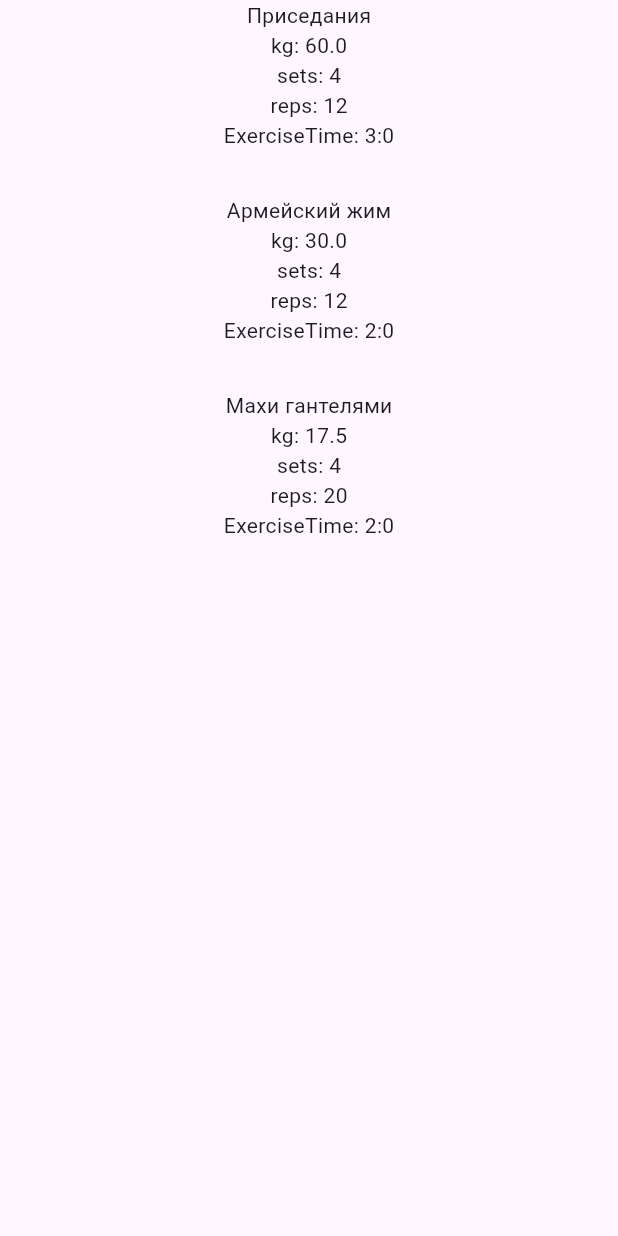
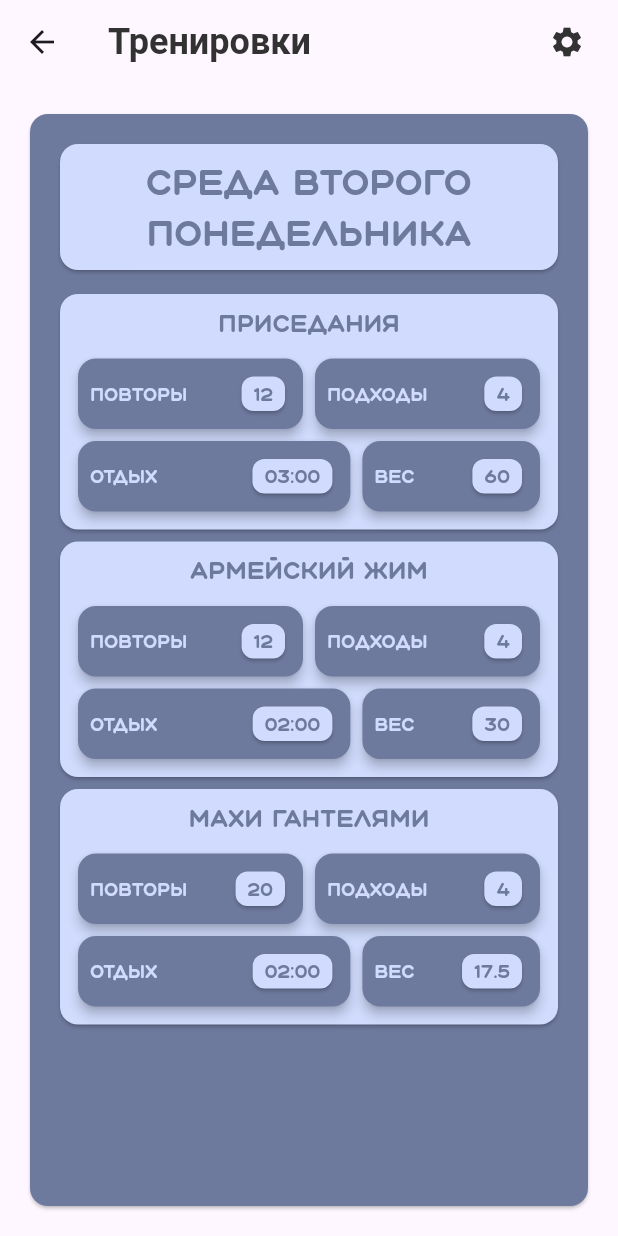
Before and after one commit to MatveyNevirets/BodyBuddies, a Flutter app: the WorkoutsJournalScreen screen opened by its route, after a tap on an icon or button, on a phone screen of 412 x 824 dp. Run offline on Flutter 3.47's test engine with Material 3 defaults, Android fonts, the phone set to English and light mode, and no system bars; our stand-ins replace bloc, equatable, flutter_bloc.

Commit message:
Created UI on current workout screen for check workouts and check journal lists

```diff
--- a/lib/bin/body_buddies.dart
+++ b/lib/bin/body_buddies.dart
@@ -22,7 +22,7 @@ import '../features/workouts/presentation/widgets/features_cards/workouts/widget
 import '../features/workouts/presentation/widgets/features_cards/workouts/widgets/workouts_menu/widgets/workout_create_entity/widgets/add_exercise/presentation/add_exercise_screen.dart';
 import '../features/workouts/presentation/widgets/features_cards/workouts/widgets/workouts_menu/widgets/workout_create_entity/widgets/add_exercise/widgets/add_your_exercise/bloc/add_your_exercise_cubit.dart';
 import '../features/workouts/presentation/widgets/features_cards/workouts/widgets/workouts_menu/widgets/workout_create_entity/widgets/add_exercise/widgets/add_your_exercise/presentation/add_your_exercise_screen.dart';
-import '../features/workouts/presentation/widgets/features_cards/workouts/widgets/workouts_menu/widgets/workout_entities/current_workout_screen.dart';
+import '../features/workouts/presentation/widgets/features_cards/workouts/widgets/workouts_menu/current_workout_screen.dart';
 
 void main() {
   runApp(BodyBuddiesApp());
--- a/lib/core/strings/strings.dart
+++ b/lib/core/strings/strings.dart
@@ -159,5 +159,7 @@ abstract class Strings {
 
   static String workouts = "Тренировок";
 
+  static String repeats = "Повторы";
+
 ///////////////////////////////
 }
--- a/lib/core/styles/styles.dart
+++ b/lib/core/styles/styles.dart
@@ -146,6 +146,21 @@ abstract class Styles {
       fontSize: 14,
       color: Colours.workout_card_background_color);
 
+  static var mini_journal_card_text2 = TextStyle(
+      fontFamily: 'AqumTwo',
+      fontSize: 14,
+      color: Colours.workoutCardForegroundColor);
+
+  static var mini_current_card_text = const TextStyle(
+      fontFamily: 'AqumTwo',
+      fontSize: 12,
+      color: Colours.workout_card_background_color);
+
+  static var mini_current_card_text2 = TextStyle(
+      fontFamily: 'AqumTwo',
+      fontSize: 12,
+      color: Colours.workoutCardForegroundColor);
+
   static double nutrition_button_elevate = 20;
 
   static var journal_foreground_text_style = TextStyle(
--- /dev/null
+++ b/lib/features/workouts/presentation/widgets/features_cards/workouts/widgets/workouts_menu/current_workout_screen.dart
@@ -0,0 +1,445 @@
+import 'package:body_buddies/core/colors/colors.dart';
+import 'package:body_buddies/core/strings/strings.dart';
+import 'package:body_buddies/core/styles/styles.dart';
+import 'package:body_buddies/features/home/presentation/widgets/body_home_data.dart';
+import 'package:body_buddies/features/workouts/presentation/widgets/features_cards/workouts/widgets/workouts_menu/run_workout/presentation/run_workout_screen.dart';
+import 'package:body_buddies/features/workouts/presentation/widgets/features_cards/workouts/widgets/workouts_menu/widgets/workout_create_entity/presentation/workout_create_screen.dart';
+import 'package:body_buddies/features/workouts/presentation/widgets/features_cards/workouts/widgets/workouts_menu/widgets/workout_entities/entity/workout_entity.dart';
+import 'package:flutter/material.dart';
+
+class WorkoutEntityScreen extends StatelessWidget {
+  const WorkoutEntityScreen({super.key});
+
+  @override
+  Widget build(BuildContext context) {
+    WorkoutEntity workoutEntity =
+        ModalRoute.of(context)!.settings.arguments as WorkoutEntity;
+
+    return Scaffold(
+      appBar: createAppBarWidget(appbarTitle: Strings.workouts_appbar),
+      body: Padding(
+        padding: const EdgeInsets.all(16),
+        child: Card(
+          color: Colours.workout_card_background_color,
+          child: Padding(
+            padding: const EdgeInsets.all(16),
+            child: Column(
+              children: [
+                Column(
+                  children: [
+                    Card(
+                      color: Colours.workoutCardForegroundColor,
+                      child: Padding(
+                        padding: const EdgeInsets.symmetric(
+                            vertical: 8, horizontal: 32),
+                        child: Text(
+                          textAlign: TextAlign.center,
+                          workoutEntity.title.toString(),
+                          style: Styles.workout_text_style_background_24,
+                        ),
+                      ),
+                    ),
+                    const SizedBox(
+                      height: 8,
+                    ),
+                  ],
+                ),
+                Expanded(
+                  child: ListView.builder(
+                      itemCount: workoutEntity.exercises.length,
+                      itemBuilder: (context, index) {
+                        if (workoutEntity.exercises[index].isExercise) {
+                          return Card(
+                            color: Colours.workoutCardForegroundColor,
+                            child: Padding(
+                              padding: const EdgeInsets.all(8.0),
+                              child: Column(
+                                children: [
+                                  Text(
+                                    truncateText(
+                                        workoutEntity.exercises[index].title,
+                                        20),
+                                    style: Styles.mini_hint_background,
+                                  ),
+                                  const SizedBox(
+                                    height: 8,
+                                  ),
+                                  buildRepsSetsFields(workoutEntity, index),
+                                  buildRestWeightFields(workoutEntity, index),
+                                ],
+                              ),
+                            ),
+                          );
+                        } else if (workoutEntity
+                            .exercises[index].isTimerExercise) {
+                          return Card(
+                            color: Colours.workoutCardForegroundColor,
+                            child: Padding(
+                              padding: const EdgeInsets.all(8.0),
+                              child: Column(
+                                children: [
+                                  Center(
+                                    child: Column(
+                                      children: [
+                                        Text(
+                                          truncateText(
+                                              workoutEntity
+                                                  .exercises[index].title,
+                                              20),
+                                          style: Styles.mini_hint_background,
+                                        ),
+                                        const SizedBox(
+                                          height: 8,
+                                        ),
+                                        buildExerciseTimeSets(
+                                            workoutEntity, index),
+                                        buildWeightRestTime(
+                                            workoutEntity, index),
+                                      ],
+                                    ),
+                                  ),
+                                ],
+                              ),
+                            ),
+                          );
+                        }
+
+                        return const CircularProgressIndicator();
+                      }),
+                ),
+              ],
+            ),
+          ),
+        ),
+      ),
+    );
+  }
+
+  Row buildExerciseTimeSets(WorkoutEntity workoutEntity, int index) {
+    return Row(
+      mainAxisAlignment: MainAxisAlignment.center,
+      children: [
+        Expanded(
+          flex: 4,
+          child: Card(
+            elevation: 3,
+            color: Colours.workout_card_background_color,
+            child: Padding(
+              padding: const EdgeInsets.all(8.0),
+              child: Row(
+                children: [
+                  Text(
+                    Strings.time,
+                    style: Styles.mini_current_card_text2,
+                  ),
+                  const Expanded(
+                    child: SizedBox(),
+                  ),
+                  Card(
+                    shape: RoundedRectangleBorder(
+                        borderRadius: BorderRadius.circular(8)),
+                    color: Colours.workoutCardForegroundColor,
+                    child: Padding(
+                      padding: const EdgeInsets.symmetric(
+                          vertical: 3, horizontal: 8),
+                      child: Text(
+                        getTime(
+                            workoutEntity.exercises[index].timerTimeMinutes *
+                                    60 +
+                                workoutEntity.exercises[index].timerTimeSeconds,
+                            needHourses: false),
+                        style: Styles.mini_current_card_text,
+                      ),
+                    ),
+                  )
+                ],
+              ),
+            ),
+          ),
+        ),
+        Expanded(
+          flex: 3,
+          child: Card(
+            elevation: 3,
+            color: Colours.workout_card_background_color,
+            child: Padding(
+              padding: const EdgeInsets.all(8.0),
+              child: Row(
+                children: [
+                  Text(
+                    Strings.sets,
+                    style: Styles.mini_current_card_text2,
+                  ),
+                  const Expanded(
+                    child: SizedBox(),
+                  ),
+                  Card(
+                    shape: RoundedRectangleBorder(
+                        borderRadius: BorderRadius.circular(8)),
+                    color: Colours.workoutCardForegroundColor,
+                    child: Padding(
+                      padding: const EdgeInsets.symmetric(
+                          vertical: 3, horizontal: 8),
+                      child: Text(
+                        workoutEntity.exercises[index].sets.toString(),
+                        style: Styles.mini_current_card_text,
+                      ),
+                    ),
+                  ),
+                ],
+              ),
+            ),
+          ),
+        ),
+      ],
+    );
+  }
+
+  Row buildWeightRestTime(WorkoutEntity workoutEntity, int index) {
+    return Row(
+      mainAxisAlignment: MainAxisAlignment.center,
+      children: [
+        Expanded(
+          flex: 3,
+          child: Card(
+            elevation: 3,
+            color: Colours.workout_card_background_color,
+            child: Padding(
+              padding: const EdgeInsets.all(8.0),
+              child: Row(
+                children: [
+                  Text(
+                    Strings.weight,
+                    style: Styles.mini_current_card_text2,
+                  ),
+                  const Expanded(
+                    child: SizedBox(),
+                  ),
+                  Card(
+                    shape: RoundedRectangleBorder(
+                        borderRadius: BorderRadius.circular(8)),
+                    color: Colours.workoutCardForegroundColor,
+                    child: Padding(
+                      padding: const EdgeInsets.symmetric(
+                          vertical: 3, horizontal: 8),
+                      child: Text(
+                        workoutEntity.exercises[index].kilograms ==
+                                workoutEntity.exercises[index].kilograms.toInt()
+                            ? workoutEntity.exercises[index].kilograms
+                                .toInt()
+                                .toString()
+                            : workoutEntity.exercises[index].kilograms
+                                .toString(),
+                        style: Styles.mini_current_card_text,
+                      ),
+                    ),
+                  )
+                ],
+              ),
+            ),
+          ),
+        ),
+        Expanded(
+          flex: 4,
+          child: Card(
+            elevation: 3,
+            color: Colours.workout_card_background_color,
+            child: Padding(
+              padding: const EdgeInsets.all(8.0),
+              child: Row(
+                children: [
+                  Text(
+                    Strings.rest,
+                    style: Styles.mini_current_card_text2,
+                  ),
+                  const Expanded(
+                    child: SizedBox(),
+                  ),
+                  Card(
+                    shape: RoundedRectangleBorder(
+                        borderRadius: BorderRadius.circular(8)),
+                    color: Colours.workoutCardForegroundColor,
+                    child: Padding(
+                      padding: const EdgeInsets.symmetric(
+                          vertical: 3, horizontal: 8),
+                      child: Text(
+                        getTime(
+                            workoutEntity.exercises[index].restTimeInMinutes *
+                                    60 +
+                                workoutEntity
+                                    .exercises[index].restTimeInSeconds,
+                            needHourses: false),
+                        style: Styles.mini_current_card_text,
+                      ),
+                    ),
+                  )
+                ],
+              ),
+            ),
+          ),
+        ),
+      ],
+    );
+  }
+
+  Row buildRestWeightFields(WorkoutEntity workoutEntity, int index) {
+    return Row(
+      mainAxisAlignment: MainAxisAlignment.center,
+      children: [
+        Expanded(
+          flex: 3,
+          child: Card(
+            elevation: 3,
+            color: Colours.workout_card_background_color,
+            child: Padding(
+              padding: const EdgeInsets.all(8.0),
+              child: Row(
+                children: [
+                  Text(
+                    Strings.rest,
+                    style: Styles.mini_current_card_text2,
+                  ),
+                  const Expanded(
+                    child: SizedBox(),
+                  ),
+                  Card(
+                    shape: RoundedRectangleBorder(
+                        borderRadius: BorderRadius.circular(8)),
+                    color: Colours.workoutCardForegroundColor,
+                    child: Padding(
+                      padding: const EdgeInsets.symmetric(
+                          vertical: 3, horizontal: 8),
+                      child: Text(
+                        getTime(
+                            workoutEntity.exercises[index].restTimeInMinutes *
+                                    60 +
+                                workoutEntity
+                                    .exercises[index].restTimeInSeconds,
+                            needHourses: false),
+                        style: Styles.mini_current_card_text,
+                      ),
+                    ),
+                  )
+                ],
+              ),
+            ),
+          ),
+        ),
+        Expanded(
+          flex: 2,
+          child: Card(
+            elevation: 3,
+            color: Colours.workout_card_background_color,
+            child: Padding(
+              padding: const EdgeInsets.all(8.0),
+              child: Row(
+                children: [
+                  Text(
+                    Strings.weight,
+                    style: Styles.mini_current_card_text2,
+                  ),
+                  const Expanded(
+                    child: SizedBox(),
+                  ),
+                  Card(
+                    shape: RoundedRectangleBorder(
+                        borderRadius: BorderRadius.circular(8)),
+                    color: Colours.workoutCardForegroundColor,
+                    child: Padding(
+                      padding: const EdgeInsets.symmetric(
+                          vertical: 3, horizontal: 8),
+                      child: Text(
+                        workoutEntity.exercises[index].kilograms ==
+                                workoutEntity.exercises[index].kilograms.toInt()
+                            ? workoutEntity.exercises[index].kilograms
+                                .toInt()
+                                .toString()
+                            : workoutEntity.exercises[index].kilograms
+                                .toString(),
+                        style: Styles.mini_current_card_text,
+                      ),
+                    ),
+                  ),
+                ],
+              ),
+            ),
+          ),
+        ),
+      ],
+    );
+  }
+
+  Row buildRepsSetsFields(WorkoutEntity workoutEntity, int index) {
+    return Row(
+      mainAxisAlignment: MainAxisAlignment.center,
+      children: [
+        Expanded(
+          child: Card(
+            elevation: 3,
+            color: Colours.workout_card_background_color,
+            child: Padding(
+              padding: const EdgeInsets.all(8.0),
+              child: Row(
+                children: [
+                  Text(
+                    Strings.repeats,
+                    style: Styles.mini_current_card_text2,
+                  ),
+                  const Expanded(
+                    child: SizedBox(),
+                  ),
+                  Card(
+                    shape: RoundedRectangleBorder(
+                        borderRadius: BorderRadius.circular(8)),
+                    color: Colours.workoutCardForegroundColor,
+                    child: Padding(
+                      padding: const EdgeInsets.symmetric(
+                          vertical: 3, horizontal: 8),
+                      child: Text(
+                        workoutEntity.exercises[index].reps.toString(),
+                        style: Styles.mini_current_card_text,
+                      ),
+                    ),
+                  )
+                ],
+              ),
+            ),
+          ),
+        ),
+        Expanded(
+          child: Card(
+            elevation: 3,
+            color: Colours.workout_card_background_color,
+            child: Padding(
+              padding: const EdgeInsets.all(8.0),
+              child: Row(
+                children: [
+                  Text(
+                    Strings.sets,
+                    style: Styles.mini_current_card_text2,
+                  ),
+                  const Expanded(
+                    child: SizedBox(),
+                  ),
+                  Card(
+                    shape: RoundedRectangleBorder(
+                        borderRadius: BorderRadius.circular(8)),
+                    color: Colours.workoutCardForegroundColor,
+                    child: Padding(
+                      padding: const EdgeInsets.symmetric(
+                          vertical: 3, horizontal: 8),
+                      child: Text(
+                        workoutEntity.exercises[index].sets.toString(),
+                        style: Styles.mini_current_card_text,
+                      ),
+                    ),
+                  )
+                ],
+              ),
+            ),
+          ),
+        ),
+      ],
+    );
+  }
+}
--- a/lib/features/workouts/presentation/widgets/features_cards/workouts/widgets/workouts_menu/widgets/workout_entities/current_workout_screen.dart
+++ /dev/null
@@ -1,60 +0,0 @@
-import 'package:body_buddies/features/workouts/presentation/widgets/features_cards/workouts/widgets/workouts_menu/widgets/workout_entities/entity/workout_entity.dart';
-import 'package:flutter/material.dart';
-
-class WorkoutEntityScreen extends StatelessWidget {
-  const WorkoutEntityScreen({super.key});
-
-  @override
-  Widget build(BuildContext context) {
-    WorkoutEntity workoutEntity =
-        ModalRoute.of(context)!.settings.arguments as WorkoutEntity;
-
-    return Scaffold(
-      body: ListView.builder(
-          itemCount: workoutEntity.exercises.length,
-          itemBuilder: (context, index) {
-            if (workoutEntity.exercises[index].isExercise) {
-              return Column(
-                children: [
-                  Text(workoutEntity.exercises[index].title),
-                  Text(
-                      "kg: ${workoutEntity.exercises[index].kilograms.toString()}"),
-                  Text(
-                      "sets: ${workoutEntity.exercises[index].sets.toString()}"),
-                  Text(
-                      "reps: ${workoutEntity.exercises[index].reps.toString()}"),
-                  Text(
-                      "ExerciseTime: ${workoutEntity.exercises[index].restTimeInMinutes.toString()}:${workoutEntity.exercises[index].restTimeInSeconds.toString()}"),
-                  const SizedBox(
-                    height: 30,
-                  ),
-                ],
-              );
-            } else if (workoutEntity.exercises[index].isTimerExercise) {
-              return Column(
-                children: [
-                  Center(
-                    child: Column(
-                      children: [
-                        Text(
-                            "Exercise: ${workoutEntity.exercises[index].title}"),
-                        Text(
-                            "ExerciseTime: ${workoutEntity.exercises[index].timerTimeMinutes.toString()}:${workoutEntity.exercises[index].timerTimeSeconds.toString()}"),
-                        Text(
-                            "Sets: ${workoutEntity.exercises[index].sets.toString()} Weight: ${workoutEntity.exercises[index].kilograms.toString()}"),
-                        Text(
-                            "RestTime: ${workoutEntity.exercises[index].restTimeInMinutes.toString()}:${workoutEntity.exercises[index].restTimeInSeconds.toString()}"),
-                      ],
-                    ),
-                  ),
-                  const SizedBox(
-                    height: 30,
-                  ),
-                ],
-              );
-            }
-            return const Text("Penis");
-          }),
-    );
-  }
-}
--- a/lib/features/workouts/presentation/widgets/features_cards/workouts/widgets/workouts_menu/workouts_journal/presentation/workouts_journal_screen.dart
+++ b/lib/features/workouts/presentation/widgets/features_cards/workouts/widgets/workouts_menu/workouts_journal/presentation/workouts_journal_screen.dart
@@ -15,12 +15,7 @@ class WorkoutsJournalScreen extends StatelessWidget {
   Widget build(BuildContext context) {
     return Scaffold(
       appBar: createAppBarWidget(appbarTitle: Strings.journal),
-      body: Container(
-        decoration: const BoxDecoration(
-            image: DecorationImage(
-                fit: BoxFit.cover,
-                image: AssetImage("lib/assets/images/background2.png"))),
-        child: Padding(
+      body: Padding(
         padding: const EdgeInsets.all(16),
         child: Card(
           elevation: 5,
@@ -45,7 +40,6 @@ class WorkoutsJournalScreen extends StatelessWidget {
           ),
         ),
       ),
-      ),
     );
   }
 }
```
Lines whose indentation alone changed are shown as unchanged.
